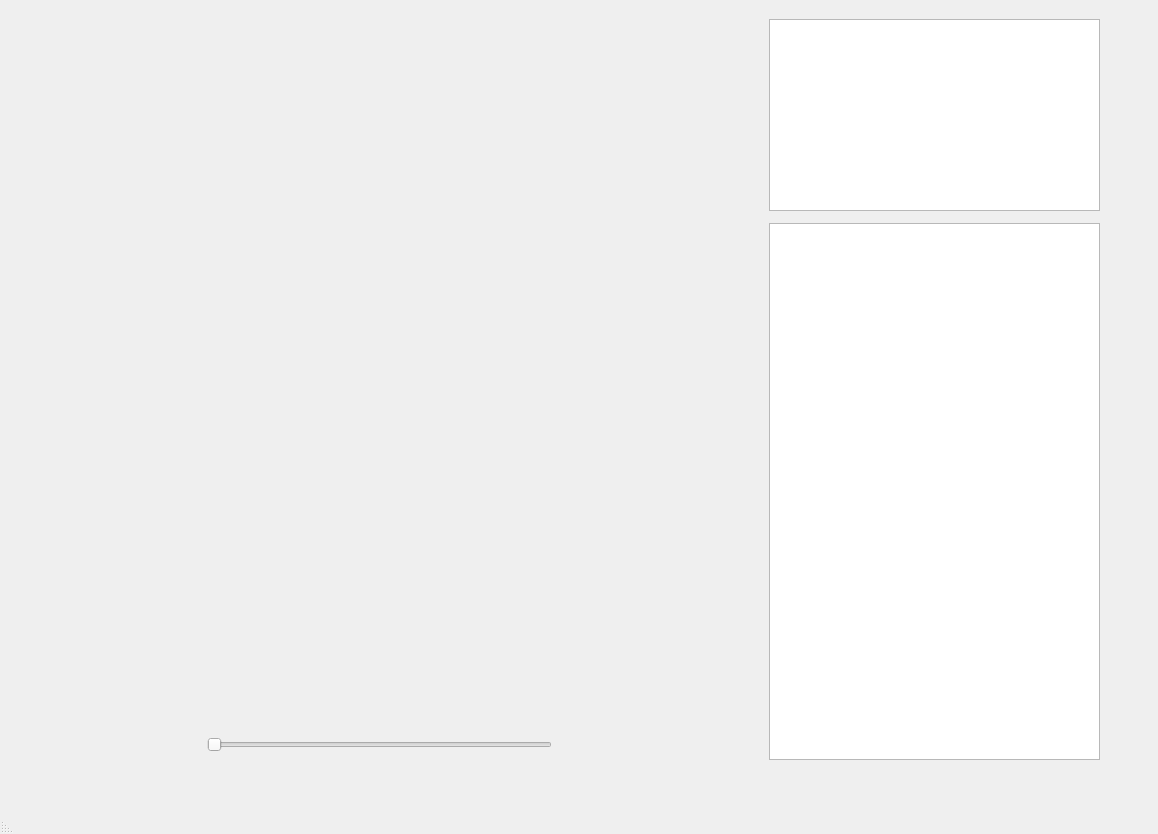
Before: the Qt Designer form frontend/main_page.ui in incremen/CyberMusicStreaming, drawn with Qt 5.
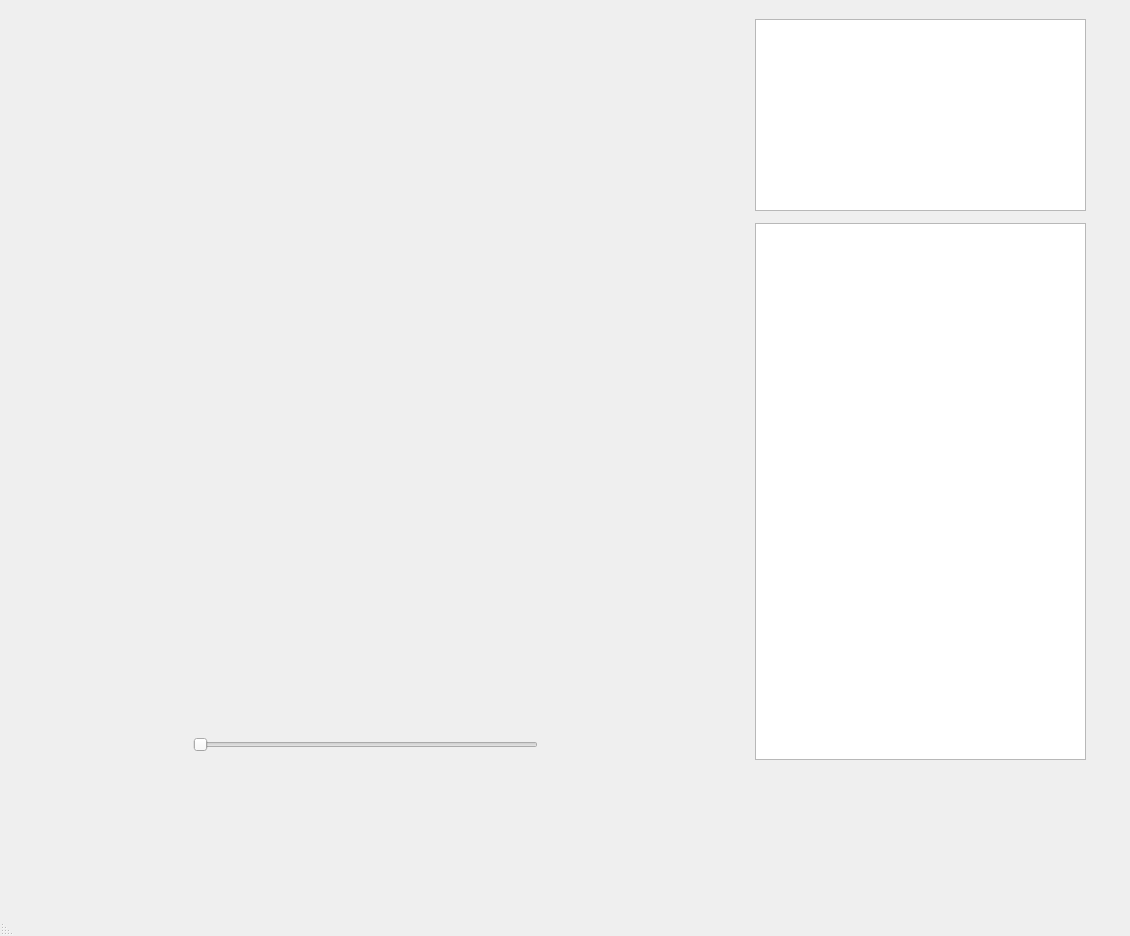
After: the same form once the commit is applied. Icons and pictures are not drawn.

Diff of the .ui file:
```diff
--- a/frontend/main_page.ui
+++ b/frontend/main_page.ui
@@ -6,8 +6,8 @@
    <rect>
     <x>0</x>
     <y>0</y>
-    <width>1158</width>
-    <height>834</height>
+    <width>1130</width>
+    <height>936</height>
    </rect>
   </property>
   <property name="sizePolicy">
@@ -22,7 +22,13 @@
   <property name="layoutDirection">
    <enum>Qt::RightToLeft</enum>
   </property>
+  <property name="styleSheet">
+   <string notr="true"/>
+  </property>
   <widget class="QWidget" name="centralwidget">
+   <property name="styleSheet">
+    <string notr="true">border-image: url(:images/dark_background.png) 0 0 0 0 stretch stretch;</string>
+   </property>
    <layout class="QHBoxLayout" name="horizontalLayout">
     <item>
      <spacer name="horizontalSpacer_2">
@@ -48,6 +54,9 @@
       <property name="layoutDirection">
        <enum>Qt::RightToLeft</enum>
       </property>
+      <property name="styleSheet">
+       <string notr="true"/>
+      </property>
       <widget class="QWidget" name="gridLayoutWidget">
        <property name="geometry">
         <rect>
@@ -80,10 +89,23 @@
             <verstretch>0</verstretch>
            </sizepolicy>
           </property>
+          <property name="styleSheet">
+           <string notr="true">border-image: url(:/images/light_background.png) 0 0 0 0 stretch stretch;</string>
+          </property>
+          <property name="frameShape">
+           <enum>QFrame::StyledPanel</enum>
+          </property>
+          <property name="frameShadow">
+           <enum>QFrame::Sunken</enum>
+          </property>
          </widget>
         </item>
         <item>
-         <widget class="QListWidget" name="song_queue_widget"/>
+         <widget class="QListWidget" name="song_queue_widget">
+          <property name="styleSheet">
+           <string notr="true">border-image: url(:/images/light_background.png) 0 0 0 0 stretch stretch;</string>
+          </property>
+         </widget>
         </item>
        </layout>
       </widget>
```
Left out of the diff: 6 changed lines with no effect on the pictures.
